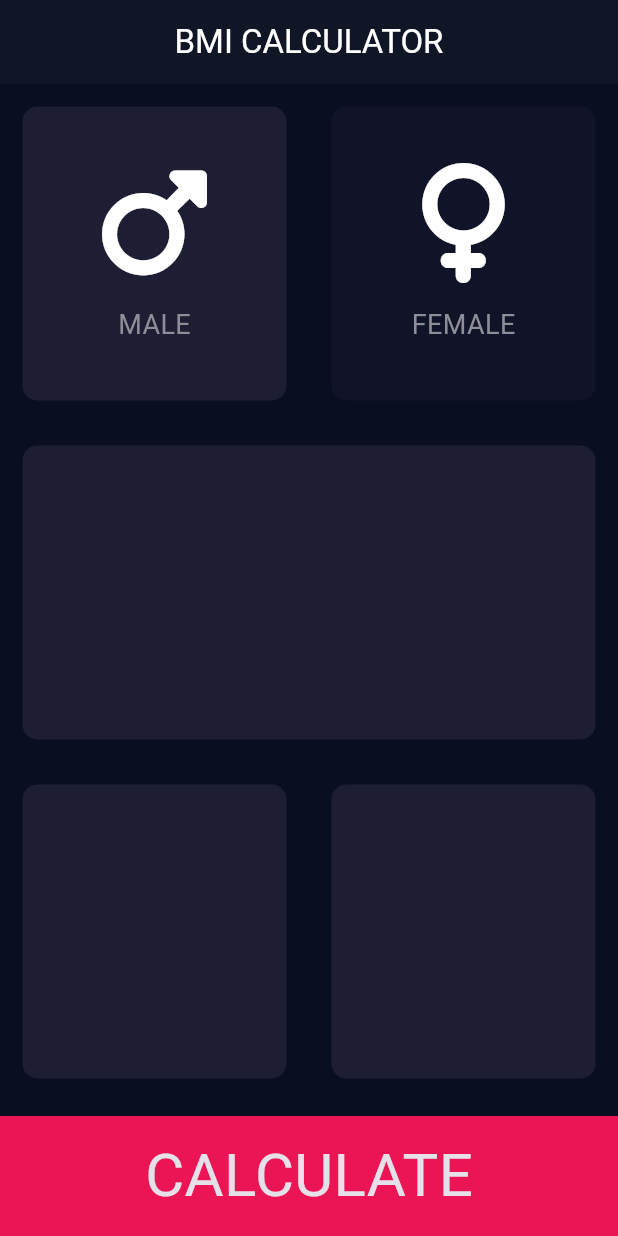
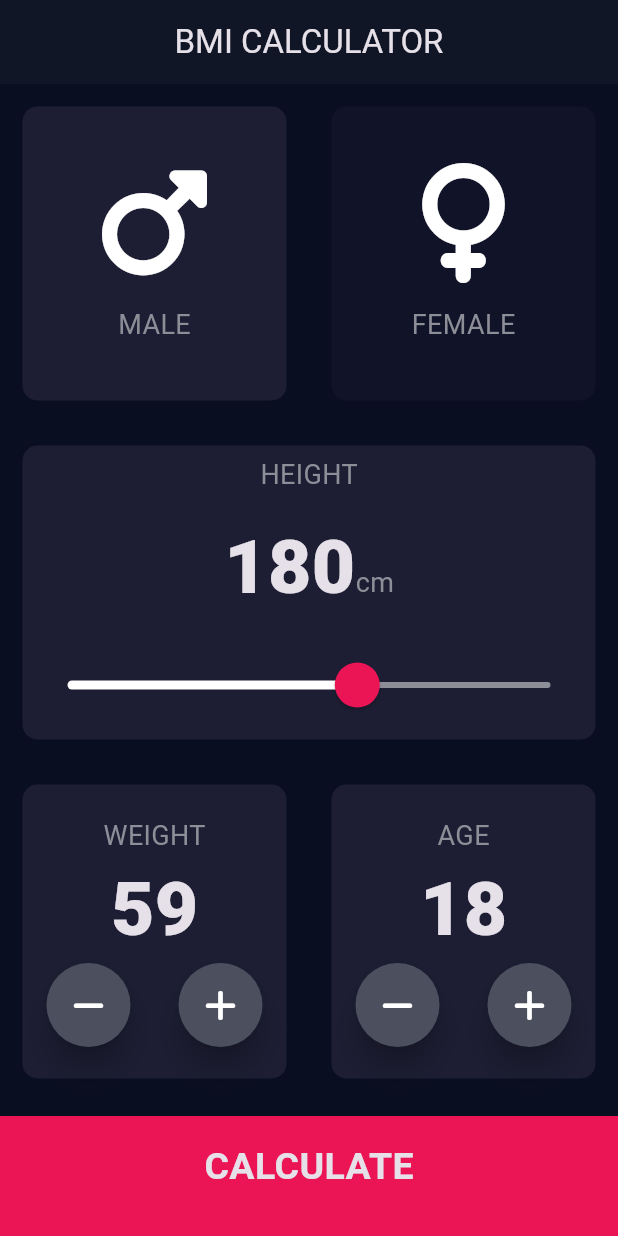
Before and after one commit to NersisVah/bmi_calculator, a Flutter app: the screen it shows after launch, after a tap on "MALE", on a phone screen of 412 x 824 dp. Run offline on Flutter 3.47's test engine with Material 3 defaults, Android fonts, the phone set to English and light mode, and no system bars; our stand-ins replace font_awesome_flutter; missing offline and left inert: dart:ffi.

Commit message:
design done

```diff
--- a/lib/Listen.dart
+++ b/lib/Listen.dart
@@ -1,35 +1,25 @@
 import 'dart:collection';
 import 'dart:ffi';
 
-import 'package:bmi_calculator_flutter/input_page.dart';
+import 'package:bmi_calculator_flutter/Screens/input_page.dart';
 import 'package:bmi_calculator_flutter/main.dart';
 import 'package:flutter/cupertino.dart';
 
-void main(){
-  Car car = Car(CarType.convertible);
-  print(car);
 
 
+Map<String , int > phoneBook = {
+  'Kyle' : 641651316516,
+  'Any' : 641655646516,
+  'James' : 64168498498,
+  'Tim' :  64168431569,
 
+};
+void main() {
+  phoneBook.addAll({'jim':545464641});
+  phoneBook['k'] = 456654164;
+  phoneBook.values;
 
-
-
-
+print(phoneBook);
 
 
 }
-
-class Car{
-  late CarType carStyle;
-
-  Car(CarType carType){
-    this.carStyle = carType;
-  }
-
-}
-enum CarType{
-  hatchback,
-  suv ,
-  convertible,
-
-}
--- /dev/null
+++ b/lib/Screens/input_page.dart
@@ -0,0 +1,254 @@
+import 'dart:ffi';
+
+import 'package:bmi_calculator_flutter/Screens/results_page.dart';
+import 'package:bmi_calculator_flutter/components/reusable_card.dart';
+import 'package:bmi_calculator_flutter/components/round_icon_button.dart';
+import 'package:flutter/material.dart';
+import 'package:font_awesome_flutter/font_awesome_flutter.dart';
+import '../components/bottom_button.dart';
+import '../components/icon_content.dart';
+import '../constants.dart';
+
+enum Gender {
+  MALE,
+  FEMALE;
+
+  String toString() {
+    if (this == Gender.MALE)
+      return 'MALE';
+    else
+      return 'FEMALE';
+  }
+}
+
+class InputPage extends StatefulWidget {
+  @override
+  State<InputPage> createState() => _InputPageState();
+}
+
+class _InputPageState extends State<InputPage> {
+  Gender? selectedGender;
+  IconContent maleIconContent = IconContent(FontAwesomeIcons.mars, Gender.MALE);
+  IconContent femaleIconContent =
+      IconContent(FontAwesomeIcons.venus, Gender.FEMALE);
+  late int height = 180;
+  int weight = 60;
+  int age = 18;
+
+  // void updateColor(Gender gender) {
+  //   if (gender == Gender.MALE) {
+  //     if (colorMale == inactiveCardColor) {
+  //       colorMale = activeCardColor;
+  //       colorFemale = inactiveCardColor;
+  //     } else {
+  //       colorMale = inactiveCardColor;
+  //     }
+  //   } else if (gender == Gender.FEMALE) {
+  //     if (colorFemale == inactiveCardColor) {
+  //       colorFemale = activeCardColor;
+  //       colorMale = inactiveCardColor;
+  //     } else {
+  //       colorFemale = inactiveCardColor;
+  //     }
+  //   }
+  // }
+
+  @override
+  Widget build(BuildContext context) {
+    return Scaffold(
+      appBar: AppBar(
+        title: Center(child: Text('BMI CALCULATOR')),
+      ),
+      body: Column(
+        crossAxisAlignment: CrossAxisAlignment.stretch,
+        children: [
+          Expanded(
+            child: Row(
+              children: [
+                Expanded(
+                  child: ReusableCard(
+                    cardChild: maleIconContent,
+                    colour: selectedGender == Gender.MALE
+                        ? KActiveCardColor
+                        : KInactiveCardColor,
+                    onPress: () {
+                      setState(() {
+                        selectedGender = Gender.MALE;
+                      });
+                    },
+                  ),
+                ),
+                Expanded(
+                  child: GestureDetector(
+                      onTap: () {
+                        setState(() {
+                          selectedGender = Gender.FEMALE;
+                        });
+                      },
+                      child: new ReusableCard(
+                        cardChild: femaleIconContent,
+                        colour: selectedGender == Gender.FEMALE
+                            ? KActiveCardColor
+                            : KInactiveCardColor,
+                        onPress: () {
+                          setState(() {
+                            selectedGender = Gender.FEMALE;
+                          });
+                        },
+                      )),
+                ),
+              ],
+            ),
+          ),
+          Expanded(
+            child: GestureDetector(
+              onTap: () {},
+              child: ReusableCard(
+                colour: KActiveCardColor,
+                cardChild: Column(
+                  mainAxisAlignment: MainAxisAlignment.spaceAround,
+                  children: [
+                    Text(
+                      'HEIGHT',
+                      style: KLabelTextStyle,
+                    ),
+                    Row(
+                      mainAxisAlignment: MainAxisAlignment.center,
+                      crossAxisAlignment: CrossAxisAlignment.baseline,
+                      textBaseline: TextBaseline.alphabetic,
+                      children: [
+                        Text(
+                          '$height',
+                          style: kNumberStyle,
+                        ),
+                        Text(
+                          'cm',
+                          style: KLabelTextStyle,
+                        ),
+                      ],
+                    ),
+                    SliderTheme(
+                      // data: SliderThemeData(),
+                      data: SliderTheme.of(context).copyWith(
+                        thumbShape: RoundSliderThumbShape(
+                          enabledThumbRadius: 15,
+                        ),
+                        overlayShape: RoundSliderOverlayShape(
+                          overlayRadius: 30,
+                        ),
+                        thumbColor: Color(0xffeb1555),
+                        activeTrackColor: Colors.white,
+                        overlayColor: Color(0x29eb1555),
+                        inactiveTrackColor: Color(0xff8d8e98),
+                      ),
+                      child: Slider(
+                          min: 120,
+                          max: 220,
+                          // activeColor: Colors.white,
+                          value: height.toDouble(),
+                          onChanged: (double newValue) {
+                            setState(() {
+                              height = newValue.round();
+                            });
+                          }),
+                    ),
+                  ],
+                ),
+              ),
+            ),
+          ),
+          Expanded(
+            child: Row(
+              children: [
+                Expanded(
+                  child: ReusableCard(
+                      cardChild: Column(
+                        mainAxisAlignment: MainAxisAlignment.center,
+                        children: [
+                          Text(
+                            'WEIGHT',
+                            style: KLabelTextStyle,
+                          ),
+                          Text(
+                            '$weight',
+                            style: kNumberStyle,
+                          ),
+                          Row(
+                            mainAxisAlignment: MainAxisAlignment.spaceAround,
+                            children: [
+                              RoundIconButton(
+                                iconData: FontAwesomeIcons.minus,
+                                onPressed: () {
+                                  setState(() {
+                                    weight--;
+                                  });
+                                },
+                              ),
+                              RoundIconButton(
+                                iconData: FontAwesomeIcons.plus,
+                                onPressed: () {
+                                  setState(() {
+                                    weight++;
+                                  });
+                                },
+                              ),
+                            ],
+                          ),
+                        ],
+                      ),
+                      colour: KActiveCardColor),
+                ),
+                Expanded(
+                  child: ReusableCard(
+                    cardChild: Column(
+                      mainAxisAlignment: MainAxisAlignment.center,
+                      children: [
+                        Text(
+                          'AGE',
+                          style: KLabelTextStyle,
+                        ),
+                        Text(
+                          '$age',
+                          style: kNumberStyle,
+                        ),
+                        Row(
+                          mainAxisAlignment: MainAxisAlignment.spaceAround,
+                          children: [
+                            RoundIconButton(
+                              iconData: FontAwesomeIcons.minus,
+                              onPressed: () {
+                                setState(() {
+                                  age--;
+                                });
+                              },
+                            ),
+                            RoundIconButton(
+                              iconData: FontAwesomeIcons.plus,
+                              onPressed: () {
+                                setState(() {
+                                  age++;
+                                });
+                              },
+                            ),
+                          ],
+                        ),
+                      ],
+                    ),
+                    colour: KActiveCardColor,
+                  ),
+                ),
+              ],
+            ),
+          ),
+          BottomButton(
+            buttonTitle: 'calculate',
+            onTap: () {
+              Navigator.push(context,
+                  MaterialPageRoute(builder: (context) => new ResultsPage()));
+            },
+          ),
+        ],
+      ),
+    );
+  }
+}
--- /dev/null
+++ b/lib/Screens/results_page.dart
@@ -0,0 +1,54 @@
+import 'package:bmi_calculator_flutter/constants.dart';
+import 'package:bmi_calculator_flutter/components/reusable_card.dart';
+import 'package:flutter/material.dart';
+
+import '../components/bottom_button.dart';
+import 'input_page.dart';
+
+
+class ResultsPage extends StatelessWidget {
+
+  @override
+  Widget build(BuildContext context) {
+    return Scaffold(
+      appBar: AppBar(
+        title: Center(child: Text('BMI CALCULATOR')),
+      ),
+      body: Column(
+        mainAxisAlignment: MainAxisAlignment.spaceEvenly,
+        crossAxisAlignment: CrossAxisAlignment.stretch,
+        children: [
+          Expanded(
+            child: Container(
+              child: Center(
+                child: Text('Your Result', style: kTitleTextStyle),
+              ),
+            ),
+          ),
+          Expanded(
+              flex: 5,
+              child: ReusableCard(
+                colour: KActiveCardColor,
+                cardChild: Column(
+                  mainAxisAlignment: MainAxisAlignment.spaceEvenly,
+                  crossAxisAlignment: CrossAxisAlignment.center,
+                  children: [
+                    Text('normal',style: kResultTextStyle,),
+                    Text('18,3',style: kBMITextStyle,),
+                    Text('Your BMI result is quite low,you should eat more!', style: KLabelTextStyle,textAlign: TextAlign.center,)
+
+                  ],
+                ),
+              )),
+          BottomButton(
+            buttonTitle: 're-calculate',
+            onTap: (){
+              Navigator.pop(context);
+            },
+          ),
+          // Expanded(child: child),
+        ],
+      ),
+    );
+  }
+}
--- /dev/null
+++ b/lib/components/bottom_button.dart
@@ -0,0 +1,31 @@
+import 'package:flutter/material.dart';
+
+import '../constants.dart';
+
+class BottomButton extends StatelessWidget {
+  final String buttonTitle;
+  final Function()? onTap;
+
+
+  BottomButton({required this.buttonTitle , required this.onTap});
+
+  @override
+  Widget build(BuildContext context) {
+    return GestureDetector(
+      onTap: onTap,
+      child: Container(
+        child: Center(
+          child: Text(
+            buttonTitle.toUpperCase(),
+            style: kLargeButtonText,
+          ),
+        ),
+        margin: EdgeInsets.only(top: 10),
+        padding: EdgeInsets.only(bottom: 12.0),
+        color: KBottomContainerColor,
+        width: double.infinity,
+        height: KBottomContainerHeight,
+      ),
+    );
+  }
+}
--- a/lib/icon_content.dart
+++ b/lib/components/icon_content.dart
@@ -1,11 +1,14 @@
 import 'package:flutter/material.dart';
-const labelTextStyle = TextStyle(fontSize: 18,
-  color: Color(0xff8d8e98),);
+import '../constants.dart';
+
+
+import '../Screens/input_page.dart';
+
 class IconContent extends StatelessWidget {
   final IconData icon;
-  final String string;
+  final Gender gender;
 
-  IconContent(this.icon, this.string);
+  IconContent(this.icon, this.gender);
 
   @override
   Widget build(BuildContext context) {
@@ -17,8 +20,8 @@ class IconContent extends StatelessWidget {
           height: 15,
         ),
         Text(
-          string,
-          style: labelTextStyle,
+          gender.toString(),
+          style: KLabelTextStyle,
         ),
       ],
     );
--- /dev/null
+++ b/lib/components/reusable_card.dart
@@ -0,0 +1,30 @@
+import 'package:flutter/material.dart';
+
+class ReusableCard extends StatelessWidget {
+  late final Color? colour;
+  late final Widget? cardChild;
+  late final Function()? onPress;
+
+  ReusableCard.m({Color? colour, Widget? cardChild}) {
+    this.colour = colour;
+    this.cardChild = cardChild;
+
+  }
+
+  ReusableCard({this.colour, this.cardChild, this.onPress});
+
+  @override
+  Widget build(BuildContext context) {
+    return GestureDetector(
+      onTap: onPress ,
+      child: Container(
+        child: cardChild,
+        decoration: BoxDecoration(
+          borderRadius:   BorderRadius.circular(10),
+          color: colour,
+        ),
+        margin: EdgeInsets.all(15.0),
+      ),
+    );
+  }
+}
--- /dev/null
+++ b/lib/components/round_icon_button.dart
@@ -0,0 +1,24 @@
+import 'package:flutter/material.dart';
+import '../constants.dart';
+
+class RoundIconButton extends StatelessWidget {
+  final IconData? iconData;
+  final Function()? onPressed;
+
+  RoundIconButton({this.iconData, this.onPressed});
+
+  @override
+  Widget build(BuildContext context) {
+    return RawMaterialButton(
+      constraints: BoxConstraints.tightFor(width: 66, height: 56),
+      shape: CircleBorder(),
+      // shape: RoundedRectangleBorder(borderRadius: BorderRadius.circular(16)),
+      elevation: 8.0,
+      highlightElevation: 15,
+      highlightColor: KBottomContainerColor,
+      fillColor: Color(0xff4c4f5e),
+      child: Icon(iconData),
+      onPressed: onPressed,
+    );
+  }
+}
--- /dev/null
+++ b/lib/constants.dart
@@ -0,0 +1,34 @@
+import 'package:flutter/material.dart';
+
+const KLabelTextStyle = TextStyle(fontSize: 18,
+  color: Color(0xff8d8e98),);
+const double KBottomContainerHeight = 80.0;
+const KActiveCardColor = Color(0xFF1D1e33);
+const KBottomContainerColor = Color(0xFFEB1555);
+const KInactiveCardColor = Color(0xff111328);
+const kNumberStyle = TextStyle(fontSize: 50 ,fontWeight: FontWeight.w900);
+const kLargeButtonText = TextStyle(
+  fontSize: 25,
+  fontWeight: FontWeight.bold,
+);
+
+const kTitleTextStyle = TextStyle(
+  fontSize: 50,
+  fontWeight: FontWeight.bold,
+
+);
+const kResultTextStyle = TextStyle(
+  fontSize: 22,
+  fontWeight: FontWeight.bold,
+  color: Color(0xff24d876),
+
+);
+const kBMITextStyle = TextStyle(
+  fontSize: 100,
+  fontWeight: FontWeight.bold,
+
+);
+const kBodyTextStyle = TextStyle(
+  fontSize: 22,
+
+);
--- a/lib/input_page.dart
+++ /dev/null
@@ -1,128 +0,0 @@
-import 'dart:typed_data';
-
-import 'package:bmi_calculator_flutter/reusable_card.dart';
-import 'package:flutter/material.dart';
-import 'package:font_awesome_flutter/font_awesome_flutter.dart';
-
-import 'icon_content.dart';
-
-const double bottomContainerHeight = 80.0;
-const activeCardColor = Color(0xFF1D1e33);
-const bottomContainerColor = Color(0xFFEB1555);
-const inactiveCardColor = Color(0xff111328);
-enum Gender{
-  MALE,FEMALE
-}
-
-class InputPage extends StatefulWidget {
-  @override
-  State<InputPage> createState() => _InputPageState();
-}
-
-class _InputPageState extends State<InputPage> {
-  Color colorMale = inactiveCardColor;
-  Color colorFemale = inactiveCardColor;
-
-  void updateColor(Gender gender) {
-    if (gender == Gender.MALE) {
-      if (colorMale == inactiveCardColor) {
-        colorMale = activeCardColor;
-        colorFemale = inactiveCardColor;
-      } else {
-        colorMale = inactiveCardColor;
-      }
-    } else if (gender == Gender.FEMALE) {
-      if (colorFemale == inactiveCardColor) {
-        colorFemale = activeCardColor;
-        colorMale = inactiveCardColor;
-      } else {
-        colorFemale = inactiveCardColor;
-      }
-    }
-  }
-
-  @override
-  Widget build(BuildContext context) {
-    return Scaffold(
-      appBar: AppBar(
-        title: Center(child: Text('BMI CALCULATOR')),
-      ),
-      body: Column(
-        children: [
-          Expanded(
-            child: Row(
-              children: [
-                Expanded(
-                  child: GestureDetector(
-                    onTap: () {
-                      setState(() {
-                        updateColor(Gender.MALE);
-                      });
-                    },
-                    onLongPress: () {
-                      setState(() {
-                        colorMale = Colors.yellow;
-                      });
-                    },
-                    child: ReusableCard(
-                      cardChild: IconContent(FontAwesomeIcons.mars, 'MALE'),
-                      colour: colorMale,
-                    ),
-                  ),
-                ),
-                Expanded(
-                  child: GestureDetector(
-                    onTap: () {
-                      setState(() {
-                        updateColor(Gender.FEMALE);
-                      });
-                    },
-                    child: new ReusableCard(
-                        cardChild:
-                            IconContent(FontAwesomeIcons.venus, 'FEMALE'),
-                        colour: colorFemale),
-                  ),
-                ),
-              ],
-            ),
-          ),
-          Expanded(
-              child: GestureDetector(
-                  onTap: () {},
-                  child: new ReusableCard(
-                      cardChild: Container(), colour: activeCardColor))),
-          Expanded(
-            child: Row(
-              children: [
-                Expanded(
-                  child: ReusableCard(
-                      cardChild: Container(), colour: activeCardColor),
-                ),
-                Expanded(
-                  child: ReusableCard(
-                    cardChild: Column(
-                      children: [],
-                    ),
-                    colour: activeCardColor,
-                  ),
-                ),
-              ],
-            ),
-          ),
-          Container(
-            margin: EdgeInsets.only(top: 10),
-            color: bottomContainerColor,
-            child: Center(
-              child: Text(
-                'CALCULATE',
-                style: TextStyle(fontSize: 40),
-              ),
-            ),
-            width: double.infinity,
-            height: bottomContainerHeight,
-          ),
-        ],
-      ),
-    );
-  }
-}
--- a/lib/main.dart
+++ b/lib/main.dart
@@ -1,5 +1,6 @@
 import 'package:flutter/material.dart';
-import 'input_page.dart';
+import 'Screens/input_page.dart';
+import 'constants.dart';
 
 void main() => runApp(BMICalculator());
 
@@ -7,18 +8,30 @@ void main() => runApp(BMICalculator());
  class BMICalculator extends StatelessWidget {
 
   @override
-  Widget build(BuildContext context) {
+    Widget build(BuildContext context) {
     return MaterialApp(
       theme: ThemeData.dark().copyWith(
-        primaryColor: Color(0xff350c0c),
+        sliderTheme: SliderTheme.of(context).copyWith(
+          thumbShape: RoundSliderThumbShape(
+            enabledThumbRadius: 15,
+          ),
+          overlayShape: RoundSliderOverlayShape(
+            overlayRadius: 30,
+          ),
+          thumbColor: Color(0xffeb1555),
+          activeTrackColor: Colors.white,
+          overlayColor: Color(0x29eb1555),
+        ),
+        // primaryColor: Color(0xff350c0c),
         scaffoldBackgroundColor: Color(0xFF0A0E21),
         appBarTheme: AppBarTheme(backgroundColor: Color(0xFF111626)),
-        colorScheme: ColorScheme.dark(
-          primary: Colors.red,
-        ),
+        // colorScheme: ColorScheme.dark(
+        //   primary: Colors.red,
+        // ),
       ),
 
       home: InputPage(),
     );
   }
+
 }
--- a/lib/reusable_card.dart
+++ /dev/null
@@ -1,23 +0,0 @@
-import 'package:flutter/material.dart';
-
-class ReusableCard extends StatelessWidget {
-  late final Color? colour;
-  late final Widget? cardChild;
-
-  ReusableCard({Color? colour, Widget? cardChild}) {
-    this.colour = colour;
-    this.cardChild = cardChild;
-  }
-
-  @override
-  Widget build(BuildContext context) {
-    return Container(
-      child: cardChild,
-      decoration: BoxDecoration(
-        borderRadius: BorderRadius.circular(10),
-        color: colour,
-      ),
-      margin: EdgeInsets.all(15.0),
-    );
-  }
-}
```
Also changed, not shown: lib/calculator_brain.dart (added).
